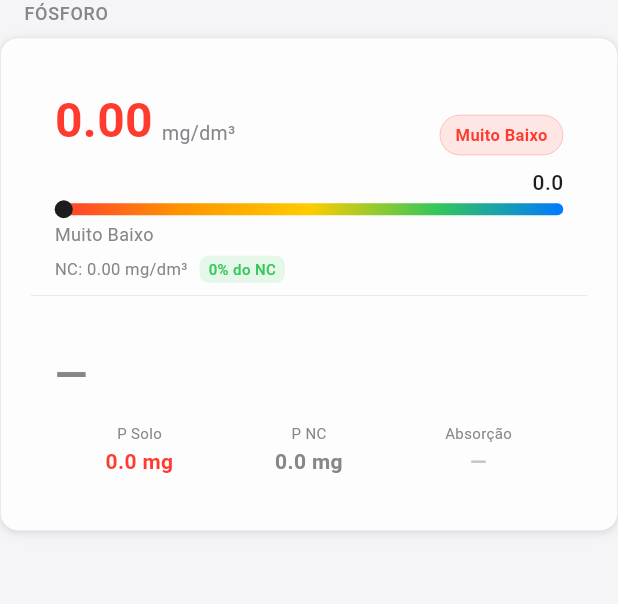
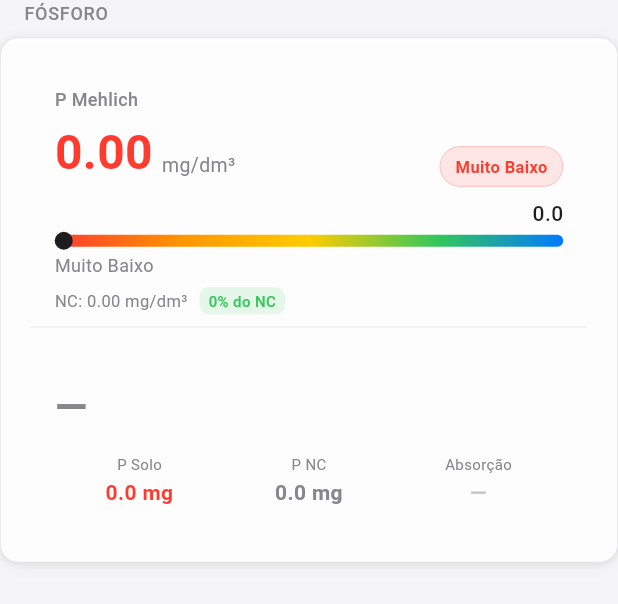
Before and after one commit to AfonsoRaudinei/Caderno-de-solo, a Flutter app: the RecomendacaoFosforoSection widget shown alone on an empty page, opened directly with empty values, on a phone screen of 412 x 824 dp. Shown: the top 604 px of the screen. Run offline on Flutter 3.47's test engine with Material 3 defaults, Android fonts, the phone set to English and light mode, and no system bars; our stand-ins replace cloud_firestore, dio, file_picker, firebase_auth, firebase_core, firebase_crashlytics and 18 more; missing offline and left inert: firebase_app_check, firebase_performance, google_mlkit_text_recognition, pdfx, syncfusion_flutter_pdf; accounts and stored records are empty; generated files the repository leaves out were written again.

Commit message:
fix(recomendacao): remove duplicata P Mehlich e adiciona label ao card de Fósforo

```diff
--- a/Analise/lib/features/laboratorio/presentation/recomendacao/widgets/fosforo_section.dart
+++ b/Analise/lib/features/laboratorio/presentation/recomendacao/widgets/fosforo_section.dart
@@ -30,70 +30,6 @@ class RecomendacaoFosforoSection extends StatelessWidget {
     );
   }
 
-  Widget _buildExtratorRow({
-    required String label,
-    required double valor,
-    required double nc,
-    required double argila,
-    required Color cor,
-  }) {
-    final rotulo = ClassificacaoNivel.classificar(
-      nutriente: 'p',
-      valor: valor,
-      argila: argila,
-    );
-    return Padding(
-      padding: const EdgeInsets.fromLTRB(16, 4, 16, 4),
-      child: Column(
-        crossAxisAlignment: CrossAxisAlignment.start,
-        children: [
-          Row(
-            children: [
-              SizedBox(
-                width: 72,
-                child: Text(label,
-                    style: const TextStyle(
-                        fontSize: 12,
-                        fontWeight: FontWeight.w500,
-                        color: Color(0xFF1D1D1F))),
-              ),
-              Text('${valor.toStringAsFixed(1)} mg/dm³',
-                  style: TextStyle(
-                      fontSize: 13,
-                      fontWeight: FontWeight.w600,
-                      color: cor)),
-              const Spacer(),
-              Container(
-                padding: const EdgeInsets.symmetric(horizontal: 6, vertical: 2),
-                decoration: BoxDecoration(
-                  color: cor.withValues(alpha: 0.10),
-                  borderRadius: BorderRadius.circular(6),
-                ),
-                child: Text(rotulo,
-                    style: TextStyle(
-                        fontSize: 10,
-                        color: cor,
-                        fontWeight: FontWeight.w500)),
-              ),
-            ],
-          ),
-          const SizedBox(height: 4),
-          NivelGradienteBar(
-            valor: valor,
-            min: NivelEscala.escala('p', argila: argila).$1,
-            max: NivelEscala.escala('p', argila: argila).$2,
-            rotulo: rotulo,
-          ),
-          Padding(
-            padding: const EdgeInsets.only(top: 2, bottom: 4),
-            child: Text('NC: ${nc.toStringAsFixed(2)} mg/dm³',
-                style: const TextStyle(fontSize: 10, color: Color(0xFFC7C7CC))),
-          ),
-        ],
-      ),
-    );
-  }
-
   Widget _buildFosforo(ResultadoRecomendacao resultado) {
     final analise = resultado.analise;
     final p = analise.p;
@@ -108,13 +44,6 @@ class RecomendacaoFosforoSection extends StatelessWidget {
       valor: p,
       argila: argila,
     );
-
-    final temMehlich = analise.pMehlich != null && analise.pMehlich! > 0;
-    final temResina = analise.pResina != null && analise.pResina! > 0;
-    final temPRem = analise.pRem != null;
-
-    final ncMehlich = nc;
-    final ncResina = nc * 0.88;
 
     Color corP(double pVal, double ncVal) {
       final rel = ncVal > 0 ? (pVal / ncVal * 100) : 0.0;
@@ -131,8 +60,19 @@ class RecomendacaoFosforoSection extends StatelessWidget {
       child: Column(
         crossAxisAlignment: CrossAxisAlignment.start,
         children: [
+          const Padding(
+            padding: EdgeInsets.fromLTRB(16, 12, 16, 0),
+            child: Text(
+              'P Mehlich',
+              style: TextStyle(
+                fontSize: 12,
+                fontWeight: FontWeight.w500,
+                color: Color(0xFF86868B),
+              ),
+            ),
+          ),
           Padding(
-            padding: const EdgeInsets.fromLTRB(16, 12, 16, 4),
+            padding: const EdgeInsets.fromLTRB(16, 4, 16, 4),
             child: Row(
               crossAxisAlignment: CrossAxisAlignment.end,
               children: [
@@ -211,54 +151,6 @@ class RecomendacaoFosforoSection extends StatelessWidget {
               ],
             ),
           ),
-          if (temMehlich || temResina) ...[
-            const Divider(height: 1, thickness: 0.5, color: Color(0xFFE5E5E7)),
-            const Padding(
-              padding: EdgeInsets.fromLTRB(16, 8, 16, 4),
-              child: Text(
-                'EXTRATORES',
-                style: TextStyle(
-                    fontSize: 10,
-                    fontWeight: FontWeight.w600,
-                    color: Color(0xFF86868B),
-                    letterSpacing: 0.5),
-              ),
-            ),
-            if (temMehlich)
-              _buildExtratorRow(
-                label: 'P Mehlich',
-                valor: analise.pMehlich!,
-                nc: ncMehlich,
-                argila: argila,
-                cor: corP(analise.pMehlich!, ncMehlich),
-              ),
-            if (temResina)
-              _buildExtratorRow(
-                label: 'P Resina',
-                valor: analise.pResina!,
-                nc: ncResina,
-                argila: argila,
-                cor: corP(analise.pResina!, ncResina),
-              ),
-            if (temPRem)
-              Padding(
-                padding: const EdgeInsets.fromLTRB(16, 4, 16, 8),
-                child: Row(
-                  children: [
-                    const Text('P-rem',
-                        style: TextStyle(fontSize: 12, color: Color(0xFF86868B))),
-                    const SizedBox(width: 8),
-                    Text(
-                      '${analise.pRem!.toStringAsFixed(1)} mg/L',
-                      style: const TextStyle(
-                          fontSize: 12,
-                          fontWeight: FontWeight.w600,
-                          color: Color(0xFF1D1D1F)),
-                    ),
-                  ],
-                ),
-              ),
-          ],
           const Divider(height: 1, thickness: 0.5, color: Color(0xFFE5E5E7)),
           Padding(
             padding: const EdgeInsets.fromLTRB(16, 6, 16, 2),
```
